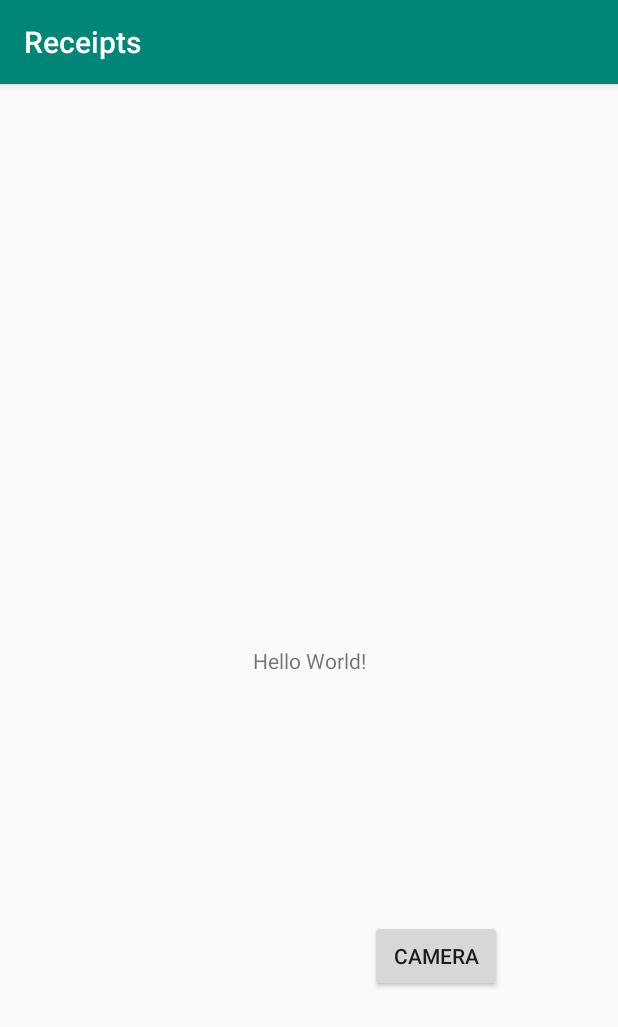
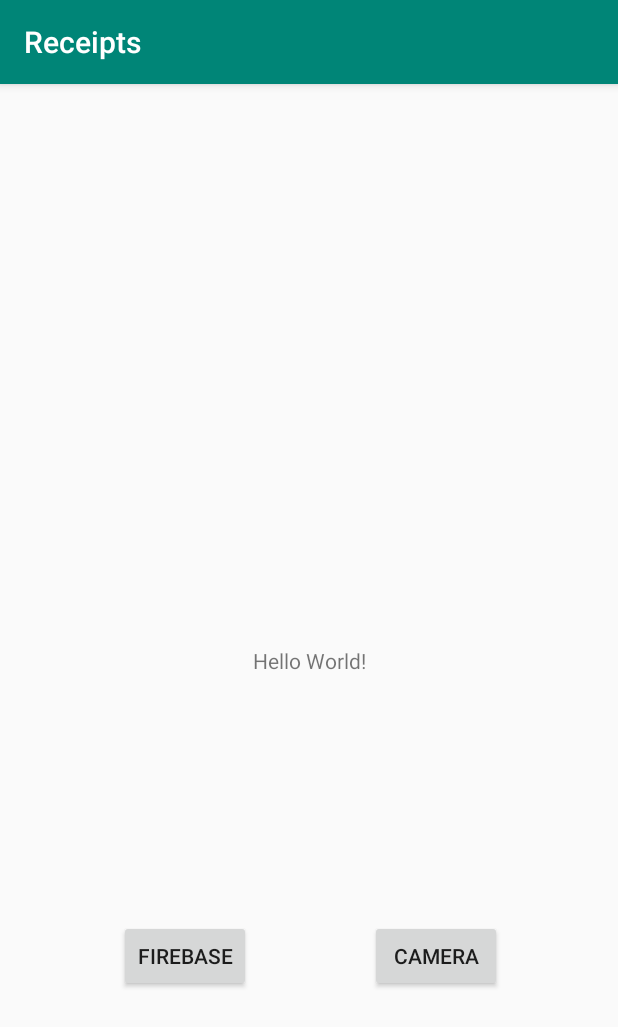
Before and after one commit to alvarezaaronAI/Receipt_ADV_App, an Android app: the screen it shows after launch (HomeActivity), on a phone screen of 412 x 824 dp. Shown: the top 1027 px of the screen. Run offline under Robolectric (Android 15) with nearby library versions, the phone set to English and light mode, and no system bars; our stand-ins replace Firebase (no records; nobody signed in at launch, a user with empty details on screens opened directly).

Commit message:
added firebase functionality demo

```diff
--- a/app/build.gradle
+++ b/app/build.gradle
@@ -32,6 +32,7 @@ dependencies {
 
     //-Modification by Aaron Alvarez- Dependencies
     implementation 'com.google.firebase:firebase-core:16.0.4'
+    implementation 'com.google.firebase:firebase-database:16.0.4'
     implementation 'com.google.firebase:firebase-ml-vision:17.0.1'
     //-------------------------------
 }
--- a/app/src/main/java/alphag/com/receipts/HomeActivity.java
+++ b/app/src/main/java/alphag/com/receipts/HomeActivity.java
@@ -6,9 +6,12 @@ import android.os.Bundle;
 import android.view.View;
 import android.widget.Button;
 
+import com.google.firebase.database.FirebaseDatabase;
+
 public class HomeActivity extends AppCompatActivity {
     //-Member Variables-
     Button mButton_Camera;
+    Button mButton_Firebase;
     //----------------
     @Override
     protected void onCreate(Bundle savedInstanceState) {
@@ -16,6 +19,7 @@ public class HomeActivity extends AppCompatActivity {
         setContentView(R.layout.activity_home);
 
         mButton_Camera = findViewById(R.id.camera_button);
+        mButton_Firebase = findViewById(R.id.firebase_button);
     }
     /*
         This method goes to the next Activity, CAMERADETECT.
@@ -27,4 +31,10 @@ public class HomeActivity extends AppCompatActivity {
         //Start the Intent.
         startActivity(intent);
     }
+
+    public void firebase_button(View view) {
+        Intent intent = new Intent(HomeActivity.this, FirebaseActivity.class);
+        //Start the Intent.
+        startActivity(intent);
+    }
 }
--- a/app/src/main/res/layout/activity_home.xml
+++ b/app/src/main/res/layout/activity_home.xml
@@ -32,4 +32,20 @@
         android:onClick="camera_button"
         />
 
+    <Button
+        android:id="@+id/firebase_button"
+        android:text="Firebase"
+        android:layout_width="wrap_content"
+        android:layout_height="wrap_content"
+        android:layout_marginStart="8dp"
+        android:layout_marginTop="8dp"
+        android:layout_marginEnd="8dp"
+        android:layout_marginBottom="8dp"
+        app:layout_constraintBottom_toBottomOf="parent"
+        app:layout_constraintEnd_toStartOf="@+id/camera_button"
+        app:layout_constraintStart_toStartOf="parent"
+        app:layout_constraintTop_toBottomOf="@+id/textView2"
+        android:onClick="firebase_button"
+        />
+
 </android.support.constraint.ConstraintLayout>
```
Also changed, not shown: app/src/main/java/alphag/com/receipts/FirebaseActivity.java (+28 -1 lines), app/src/main/res/layout/activity_firebase.xml (+12 -14 lines).
